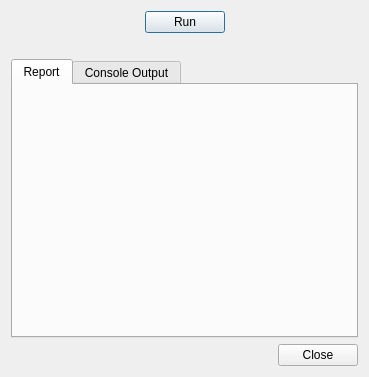
The window that ConfigurationEditingTool/src/tasktoolrundialog.ui (MickaelOnTheWave/GuimicK) describes before a commit, drawn with Qt 5.
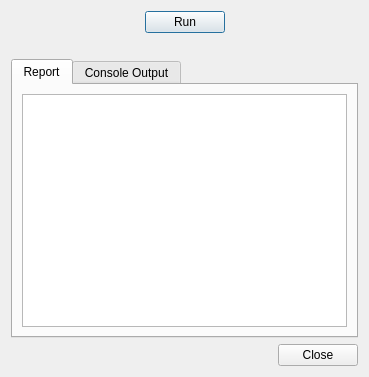
The same window after the commit. The open tabs and pages were chosen to show the change.

Diff of the .ui file:
```diff
--- a/ConfigurationEditingTool/src/tasktoolrundialog.ui
+++ b/ConfigurationEditingTool/src/tasktoolrundialog.ui
@@ -76,6 +76,11 @@
       <attribute name="title">
        <string>Report</string>
       </attribute>
+      <layout class="QVBoxLayout" name="verticalLayout_2">
+       <item>
+        <widget class="QTextBrowser" name="textBrowser"/>
+       </item>
+      </layout>
      </widget>
      <widget class="QWidget" name="tabOutput">
       <attribute name="title">
```
Left out of the diff: 2 changed lines with no effect on the pictures.
